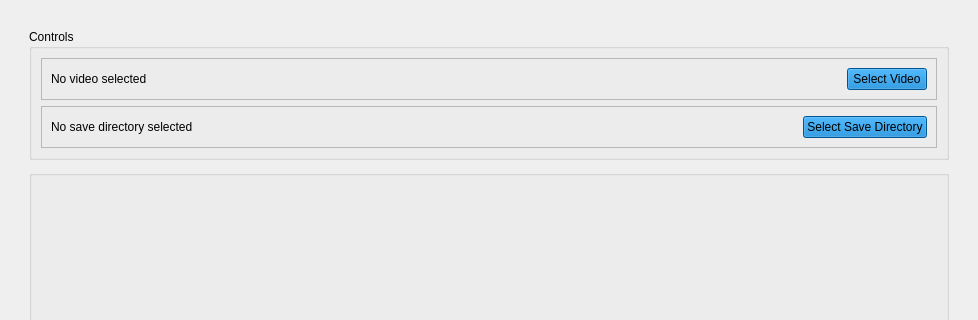
Before: the Qt Designer form mainwindow.ui in hashus42/Video-Dataset-Tool, drawn with Qt 5; both pictures show x 0 to 978 and y 0 to 320 of the 978 by 848 pixel window.
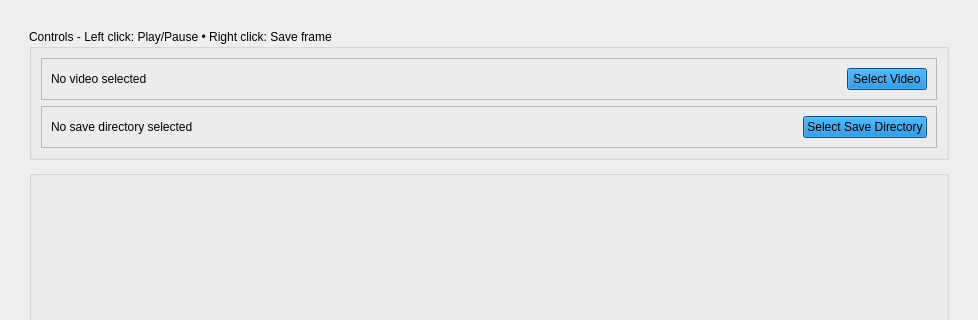
After: the same form once the commit is applied. Icons and pictures are not drawn.

Commit message: New theme, also some additional features

```diff
--- a/mainwindow.ui
+++ b/mainwindow.ui
@@ -38,7 +38,7 @@
       <item>
        <widget class="QGroupBox" name="controlGroup">
         <property name="title">
-         <string>Controls</string>
+         <string>Controls - Left click: Play/Pause • Right click: Save frame</string>
         </property>
         <layout class="QVBoxLayout" name="verticalLayout_4">
          <item>
```
The commit also changes 2 other files.
